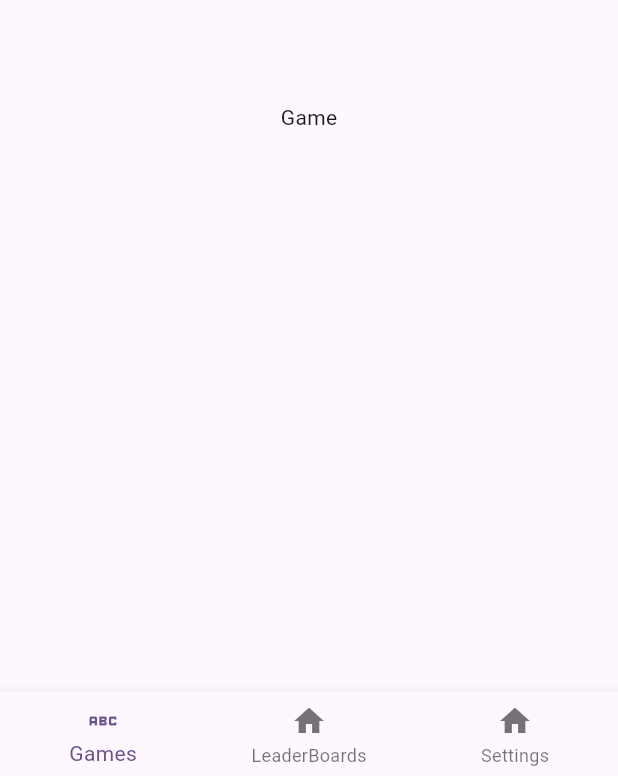
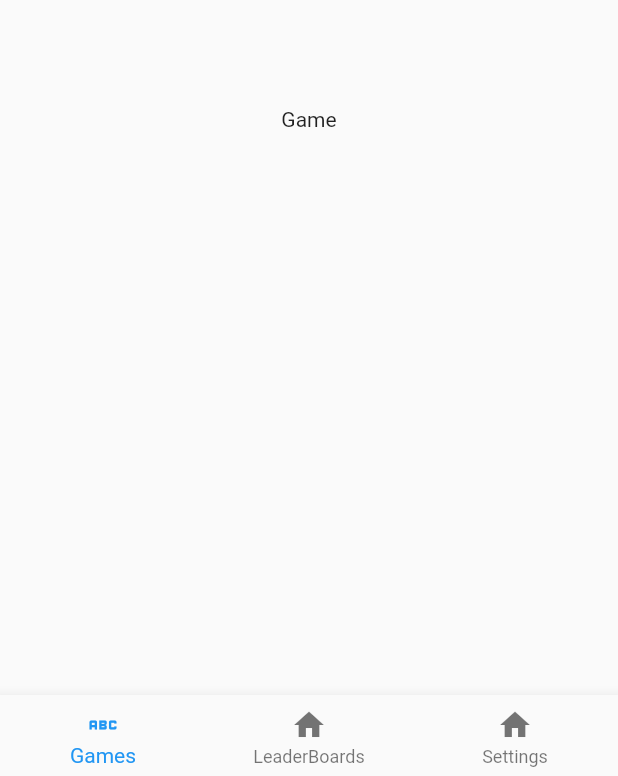
Before and after one commit to JoncarlosT/flutterplayground, a Flutter app: the screen it shows after launch, on a phone screen of 412 x 824 dp. Shown: the part 457-1233 px from the top of the screen. Run offline on Flutter 3.47's test engine with Material 2 defaults, Android fonts, the phone set to English and light mode, and no system bars.

```diff
--- /dev/null
+++ b/lib/config/theme/app_theme.dart
@@ -0,0 +1,7 @@
+import 'package:flutter/material.dart';
+
+const Color _primaryColor = Colors.cyan;
+
+final ThemeData appTheme = ThemeData(
+  primaryColor: _primaryColor,
+);
--- a/lib/features/Dashboard/presentation/screen/dashboard.dart
+++ b/lib/features/Dashboard/presentation/screen/dashboard.dart
@@ -1,5 +1,6 @@
 import 'package:flutter/material.dart';
 import 'package:flutterplayground/features/Game/presentation/game.dart';
+import 'package:flutterplayground/features/Settings/presentation/screen/settings.dart';
 import 'package:flutterplayground/features/dashboard/presentation/bloc/dashboard_controller.dart';
 import 'package:flutterplayground/features/dashboard/presentation/widget/custom_navigation_bar.dart';
 import 'package:provider/provider.dart';
@@ -25,7 +26,7 @@ class Dashboard extends StatelessWidget {
               children: const <Widget>[
                 Game(),
                 LeaderBoard(),
-                Center(child: Text("data")),
+                Settings(),
               ],
             ),
             bottomNavigationBar: CustomNavigationBar(
--- a/lib/main.dart
+++ b/lib/main.dart
@@ -1,4 +1,5 @@
 import 'package:flutter/material.dart';
+import 'package:flutterplayground/config/theme/app_theme.dart';
 
 import 'features/dashboard/presentation/screen/dashboard.dart';
 
@@ -18,10 +19,7 @@ class _MyAppState extends State<MyApp> {
   Widget build(BuildContext context) {
     return MaterialApp(
       title: "Flutter Demo",
-      theme: ThemeData(
-        colorScheme: ColorScheme.fromSeed(seedColor: Colors.deepPurple),
-        useMaterial3: true,
-      ),
+      theme: appTheme,
       home: const Dashboard(),
     );
   }
```
Also changed, not shown: lib/features/Settings/presentation/screen/settings.dart (added, +17 -0 lines).
